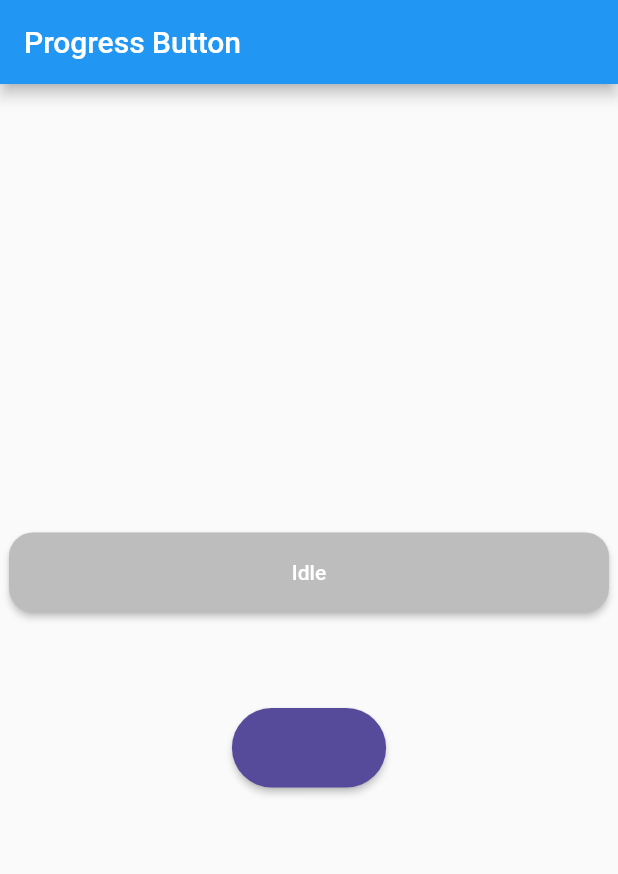
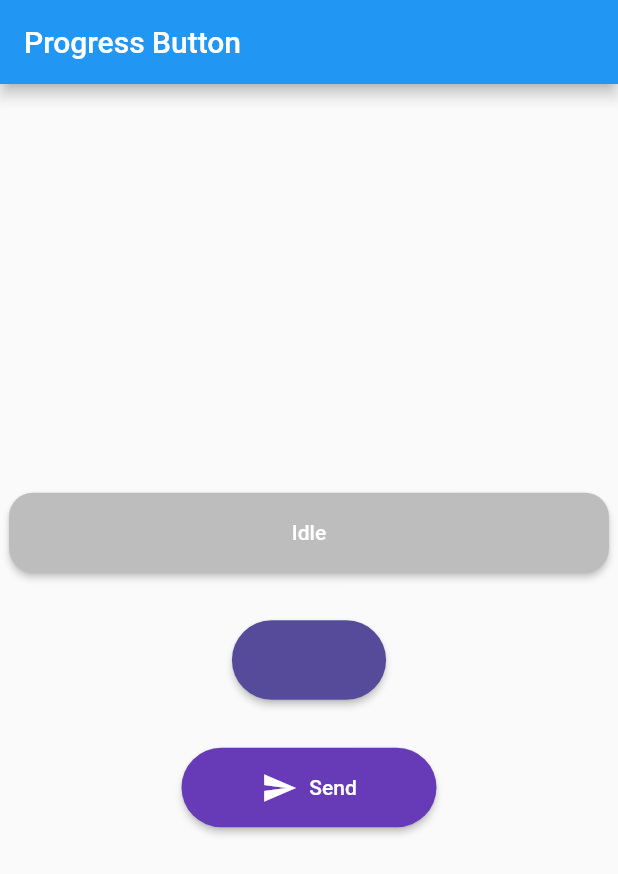
Before and after one commit to slm/progress-state-button, a Flutter app: the screen it shows after launch, after a tap on "Send", on a phone screen of 412 x 824 dp. Shown: the top 874 px of the screen. Run offline on Flutter 3.47's test engine with Material 2 defaults, Android fonts, the phone set to English and light mode, and no system bars.

Commit message:
make null safety and implement minWidth states for only iconed states

```diff
--- a/example/lib/main.dart
+++ b/example/lib/main.dart
@@ -36,6 +36,7 @@ class ProgressButtonHomePage extends StatefulWidget {
 class _ProgressButtonHomePageState extends State<ProgressButtonHomePage> {
   ButtonState stateOnlyText = ButtonState.idle;
   ButtonState stateTextWithIcon = ButtonState.idle;
+  ButtonState stateTextWithIconMinWidthState = ButtonState.idle;
 
   Widget buildCustomButton() {
     var progressTextButton = ProgressButton(
@@ -83,13 +84,39 @@ class _ProgressButtonHomePageState extends State<ProgressButtonHomePage> {
           icon: Icon(Icons.cancel, color: Colors.white),
           color: Colors.red.shade300),
       ButtonState.success: IconedButton(
-          text: "Success",
+          text: "",
           icon: Icon(
             Icons.check_circle,
             color: Colors.white,
           ),
           color: Colors.green.shade400)
     }, onPressed: onPressedIconWithText, state: stateTextWithIcon);
+  }
+
+  Widget buildTextWithIconWithMinState() {
+    return ProgressButton.icon(
+      iconedButtons: {
+        ButtonState.idle: IconedButton(
+            text: "Send",
+            icon: Icon(Icons.send, color: Colors.white),
+            color: Colors.deepPurple.shade500),
+        ButtonState.loading:
+            IconedButton(text: "Loading", color: Colors.deepPurple.shade700),
+        ButtonState.fail: IconedButton(
+            text: "Failed",
+            icon: Icon(Icons.cancel, color: Colors.white),
+            color: Colors.red.shade300),
+        ButtonState.success: IconedButton(
+            icon: Icon(
+              Icons.check_circle,
+              color: Colors.white,
+            ),
+            color: Colors.green.shade400)
+      },
+      onPressed: onPressedIconWithMinWidthStateText,
+      state: stateTextWithIconMinWidthState,
+      minWidthStates: [ButtonState.loading, ButtonState.success],
+    );
   }
 
   @override
@@ -103,10 +130,14 @@ class _ProgressButtonHomePageState extends State<ProgressButtonHomePage> {
           mainAxisAlignment: MainAxisAlignment.center,
           children: <Widget>[
             buildCustomButton(),
-            Padding(
-              padding: EdgeInsets.all(32.0),
+            Container(
+              height: 32,
             ),
             buildTextWithIcon(),
+            Container(
+              height: 32,
+            ),
+            buildTextWithIconWithMinState(),
           ],
         ),
       ),
@@ -158,4 +189,31 @@ class _ProgressButtonHomePageState extends State<ProgressButtonHomePage> {
       stateTextWithIcon = stateTextWithIcon;
     });
   }
+
+  void onPressedIconWithMinWidthStateText() {
+    switch (stateTextWithIcon) {
+      case ButtonState.idle:
+        stateTextWithIconMinWidthState = ButtonState.loading;
+        Future.delayed(Duration(seconds: 1), () {
+          setState(() {
+            stateTextWithIconMinWidthState = Random.secure().nextBool()
+                ? ButtonState.success
+                : ButtonState.fail;
+          });
+        });
+
+        break;
+      case ButtonState.loading:
+        break;
+      case ButtonState.success:
+        stateTextWithIconMinWidthState = ButtonState.idle;
+        break;
+      case ButtonState.fail:
+        stateTextWithIconMinWidthState = ButtonState.idle;
+        break;
+    }
+    setState(() {
+      stateTextWithIconMinWidthState = stateTextWithIconMinWidthState;
+    });
+  }
 }
--- a/lib/iconed_button.dart
+++ b/lib/iconed_button.dart
@@ -1,14 +1,14 @@
 import 'package:flutter/material.dart';
 
 class IconedButton {
-  final String text;
-  final Icon icon;
+  final String? text;
+  final Icon? icon;
   final Color color;
 
   const IconedButton({
-    this.text = "",
+    this.text,
     this.icon,
-    @required this.color,
+    required this.color,
   });
 }
 
@@ -19,15 +19,18 @@ Widget buildChildWithIcon(
 }
 
 Widget buildChildWithIC(
-    String text, Icon icon, double gap, TextStyle textStyle) {
+    String? text, Icon? icon, double gap, TextStyle textStyle) {
+  var children = <Widget>[];
+  children.add(icon ?? Container());
+  if (text != null) {
+    children.add(Padding(padding: EdgeInsets.all(gap)));
+    children.add(buildText(text, textStyle));
+  }
+
   return Wrap(
     direction: Axis.horizontal,
     crossAxisAlignment: WrapCrossAlignment.center,
-    children: <Widget>[
-      icon,
-      Padding(padding: EdgeInsets.all(gap)),
-      buildText(text, textStyle)
-    ],
+    children: children,
   );
 }
 
--- a/lib/progress_button.dart
+++ b/lib/progress_button.dart
@@ -7,22 +7,23 @@ enum ButtonState { idle, loading, success, fail }
 class ProgressButton extends StatefulWidget {
   final Map<ButtonState, Widget> stateWidgets;
   final Map<ButtonState, Color> stateColors;
-  final Function onPressed;
-  final Function onAnimationEnd;
-  final ButtonState state;
+  final Function? onPressed;
+  final Function? onAnimationEnd;
+  final ButtonState? state;
   final minWidth;
   final maxWidth;
   final radius;
   final height;
-  final ProgressIndicator progressIndicator;
+  final ProgressIndicator? progressIndicator;
   final progressIndicatorSize;
   final MainAxisAlignment progressIndicatorAligment;
   final EdgeInsets padding;
+  final List<ButtonState> minWidthStates;
 
-  ProgressButton({
-    Key key,
-    @required this.stateWidgets,
-    @required this.stateColors,
+  ProgressButton(
+      {Key? key,
+      required this.stateWidgets,
+      required this.stateColors,
       this.state = ButtonState.idle,
       this.onPressed,
       this.onAnimationEnd,
@@ -34,7 +35,8 @@ class ProgressButton extends StatefulWidget {
       this.progressIndicator,
       this.progressIndicatorAligment = MainAxisAlignment.spaceBetween,
       this.padding = EdgeInsets.zero,
-  })  : assert(
+      this.minWidthStates = const <ButtonState>[ButtonState.loading]})
+      : assert(
           stateWidgets != null &&
               stateWidgets.keys.toSet().containsAll(ButtonState.values.toSet()),
           'Must be non-null widgetds provided in map of stateWidgets. Missing keys => ${ButtonState.values.toSet().difference(stateWidgets.keys.toSet())}',
@@ -52,20 +54,21 @@ class ProgressButton extends StatefulWidget {
   }
 
   factory ProgressButton.icon({
-    @required Map<ButtonState, IconedButton> iconedButtons,
-    Function onPressed,
-    ButtonState state = ButtonState.idle,
-    Function animationEnd,
+    required Map<ButtonState, IconedButton> iconedButtons,
+    Function? onPressed,
+    ButtonState? state = ButtonState.idle,
+    Function? animationEnd,
     maxWidth: 170.0,
     minWidth: 58.0,
     height: 53.0,
     radius: 100.0,
     progressIndicatorSize: 35.0,
     double iconPadding: 4.0,
-    TextStyle textStyle,
-    CircularProgressIndicator progressIndicator,
-    MainAxisAlignment progressIndicatorAligment,
+    TextStyle? textStyle,
+    CircularProgressIndicator? progressIndicator,
+    MainAxisAlignment? progressIndicatorAligment,
     EdgeInsets padding = EdgeInsets.zero,
+    List<ButtonState> minWidthStates = const <ButtonState>[ButtonState.loading],
   }) {
     assert(
       iconedButtons != null &&
@@ -79,19 +82,19 @@ class ProgressButton extends StatefulWidget {
 
     Map<ButtonState, Widget> stateWidgets = {
       ButtonState.idle: buildChildWithIcon(
-          iconedButtons[ButtonState.idle], iconPadding, textStyle),
+          iconedButtons[ButtonState.idle]!, iconPadding, textStyle),
       ButtonState.loading: Column(),
       ButtonState.fail: buildChildWithIcon(
-          iconedButtons[ButtonState.fail], iconPadding, textStyle),
+          iconedButtons[ButtonState.fail]!, iconPadding, textStyle),
       ButtonState.success: buildChildWithIcon(
-          iconedButtons[ButtonState.success], iconPadding, textStyle)
+          iconedButtons[ButtonState.success]!, iconPadding, textStyle)
     };
 
     Map<ButtonState, Color> stateColors = {
-      ButtonState.idle: iconedButtons[ButtonState.idle].color,
-      ButtonState.loading: iconedButtons[ButtonState.loading].color,
-      ButtonState.fail: iconedButtons[ButtonState.fail].color,
-      ButtonState.success: iconedButtons[ButtonState.success].color,
+      ButtonState.idle: iconedButtons[ButtonState.idle]!.color,
+      ButtonState.loading: iconedButtons[ButtonState.loading]!.color,
+      ButtonState.fail: iconedButtons[ButtonState.fail]!.color,
+      ButtonState.success: iconedButtons[ButtonState.success]!.color,
     };
 
     return ProgressButton(
@@ -107,40 +110,41 @@ class ProgressButton extends StatefulWidget {
       progressIndicatorSize: progressIndicatorSize,
       progressIndicatorAligment: MainAxisAlignment.center,
       progressIndicator: progressIndicator,
+      minWidthStates: minWidthStates,
     );
   }
 }
 
 class _ProgressButtonState extends State<ProgressButton>
     with TickerProviderStateMixin {
-  AnimationController colorAnimationController;
-  Animation<Color> colorAnimation;
-  double width;
+  AnimationController? colorAnimationController;
+  Animation<Color?>? colorAnimation;
+  double? width;
   Duration animationDuration = Duration(milliseconds: 500);
-  Widget progressIndicator;
+  Widget? progressIndicator;
 
-  void startAnimations(ButtonState oldState, ButtonState newState) {
-    Color begin = widget.stateColors[oldState];
-    Color end = widget.stateColors[newState];
-    if (newState == ButtonState.loading) {
+  void startAnimations(ButtonState? oldState, ButtonState? newState) {
+    Color? begin = widget.stateColors[oldState!];
+    Color? end = widget.stateColors[newState!];
+    if (widget.minWidthStates.contains(newState)) {
       width = widget.minWidth;
     } else {
       width = widget.maxWidth;
     }
     colorAnimation = ColorTween(begin: begin, end: end).animate(CurvedAnimation(
-      parent: colorAnimationController,
+      parent: colorAnimationController!,
       curve: Interval(
         0,
         1,
         curve: Curves.easeIn,
       ),
     ));
-    colorAnimationController.forward();
+    colorAnimationController!.forward();
   }
 
-  Color get backgroundColor => colorAnimation == null
-      ? widget.stateColors[widget.state]
-      : colorAnimation.value ?? widget.stateColors[widget.state];
+  Color? get backgroundColor => colorAnimation == null
+      ? widget.stateColors[widget.state!]
+      : colorAnimation!.value ?? widget.stateColors[widget.state!];
 
   @override
   void initState() {
@@ -150,21 +154,21 @@ class _ProgressButtonState extends State<ProgressButton>
 
     colorAnimationController =
         AnimationController(duration: animationDuration, vsync: this);
-    colorAnimationController.addStatusListener((status) {
+    colorAnimationController!.addStatusListener((status) {
       if (widget.onAnimationEnd != null) {
-        widget.onAnimationEnd(status, widget.state);
+        widget.onAnimationEnd!(status, widget.state);
       }
     });
 
     progressIndicator = widget.progressIndicator ??
         CircularProgressIndicator(
-            backgroundColor: widget.stateColors[widget.state],
+            backgroundColor: widget.stateColors[widget.state!],
             valueColor: AlwaysStoppedAnimation<Color>(Colors.white));
   }
 
   @override
   void dispose() {
-    colorAnimationController.dispose();
+    colorAnimationController!.dispose();
     super.dispose();
   }
 
@@ -179,7 +183,7 @@ class _ProgressButtonState extends State<ProgressButton>
   }
 
   Widget getButtonChild(bool visibility) {
-    Widget buttonChild = widget.stateWidgets[widget.state];
+    Widget? buttonChild = widget.stateWidgets[widget.state!];
     if (widget.state == ButtonState.loading) {
       return Row(
         mainAxisAlignment: widget.progressIndicatorAligment,
@@ -189,7 +193,7 @@ class _ProgressButtonState extends State<ProgressButton>
             width: widget.progressIndicatorSize,
             height: widget.progressIndicatorSize,
           ),
-          buttonChild,
+          buttonChild ?? Container(),
           Container()
         ],
       );
@@ -203,21 +207,21 @@ class _ProgressButtonState extends State<ProgressButton>
   @override
   Widget build(BuildContext context) {
     return AnimatedBuilder(
-      animation: colorAnimationController,
+      animation: colorAnimationController!,
       builder: (context, child) {
         return AnimatedContainer(
             width: width,
             height: widget.height,
             duration: animationDuration,
-            child: RaisedButton(
+            child: MaterialButton(
               padding: widget.padding,
               shape: RoundedRectangleBorder(
                   borderRadius: BorderRadius.circular(widget.radius),
                   side: BorderSide(color: Colors.transparent, width: 0)),
               color: backgroundColor,
-              onPressed: widget.onPressed,
+              onPressed: widget.onPressed as void Function()?,
               child: getButtonChild(
-                  colorAnimation == null ? true : colorAnimation.isCompleted),
+                  colorAnimation == null ? true : colorAnimation!.isCompleted),
             ));
       },
     );
--- a/pubspec.yaml
+++ b/pubspec.yaml
@@ -5,7 +5,7 @@ homepage: https://github.com/slm/progress-state-button
 issue_tracker: https://github.com/slm/progress-state-button/issues
 
 environment:
-  sdk: ">=2.7.0 <3.0.0"
+  sdk: '>=2.12.0 <3.0.0'
 
 dependencies:
   flutter:
```
Also changed, not shown: example/pubspec.lock, pubspec.lock, 2 other files. Lines whose indentation alone changed are shown as unchanged.
